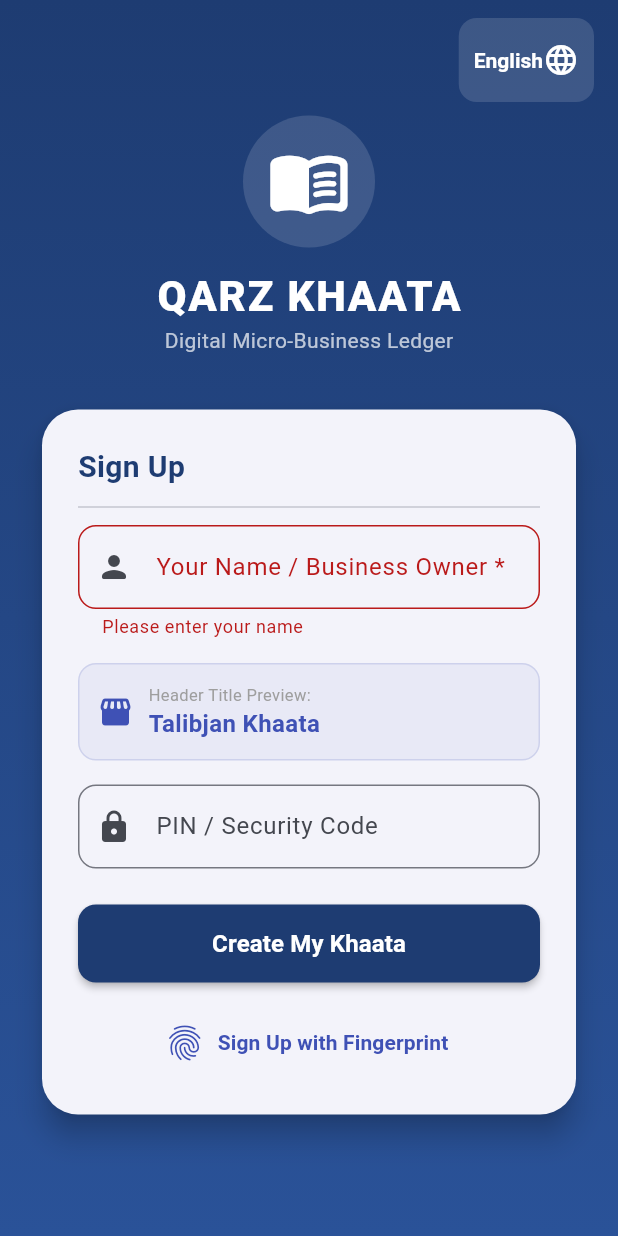
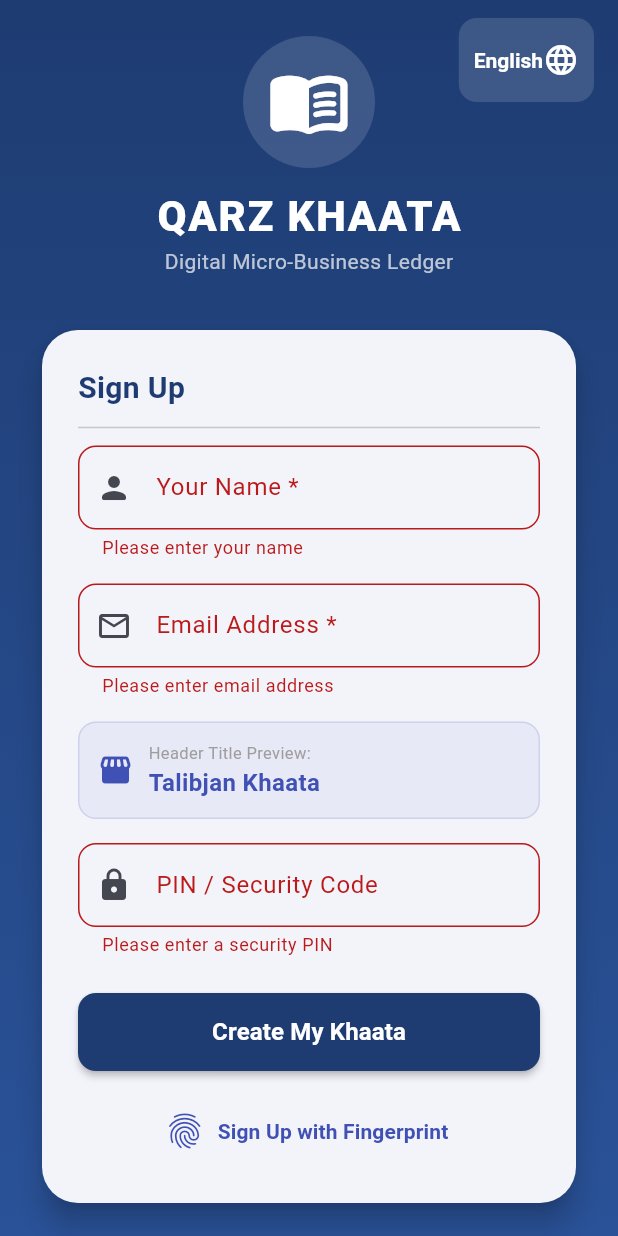
Before and after one commit to talibafridi97-source/QarzKhaataApp, a Flutter app: the screen it shows after launch, after a tap on "Create My Khaata", on a phone screen of 412 x 824 dp. Run offline on Flutter 3.47's test engine with Material 3 defaults, Android fonts, the light colour scheme and no system bars; our stand-ins replace local_auth, shared_preferences, sqflite_common_ffi, sqflite_common_ffi_web; accounts and stored records are empty.

Commit message:
Add Email field to Signup screen alongside Name and PIN with validation

```diff
--- a/lib/providers/khaata_provider.dart
+++ b/lib/providers/khaata_provider.dart
@@ -12,12 +12,14 @@ class KhaataProvider extends ChangeNotifier {
 
   static const String _prefIsLoggedInKey = 'is_logged_in';
   static const String _prefUserNameKey = 'user_name';
+  static const String _prefUserEmailKey = 'user_email';
   static const String _prefUserPinKey = 'user_pin';
   static const String _prefBusinessNameKey = 'business_name';
   static const String _prefLocaleKey = 'app_locale';
 
   bool _isLoggedIn = false;
   String _userName = '';
+  String _userEmail = '';
   String _userPin = '';
   String _businessName = 'My Business Khata';
   String _locale = 'en'; // 'en', 'ur', 'ps', 'ar'
@@ -34,6 +36,7 @@ class KhaataProvider extends ChangeNotifier {
   // Getters
   bool get isLoggedIn => _isLoggedIn;
   String get userName => _userName;
+  String get userEmail => _userEmail;
   String get userPin => _userPin;
   bool get hasAccount => _userName.isNotEmpty;
   String get locale => _locale;
@@ -79,6 +82,7 @@ class KhaataProvider extends ChangeNotifier {
       final prefs = await SharedPreferences.getInstance();
       _isLoggedIn = prefs.getBool(_prefIsLoggedInKey) ?? false;
       _userName = prefs.getString(_prefUserNameKey) ?? '';
+      _userEmail = prefs.getString(_prefUserEmailKey) ?? '';
       _userPin = prefs.getString(_prefUserPinKey) ?? '';
       _businessName = prefs.getString(_prefBusinessNameKey) ??
           (_userName.isNotEmpty ? '$_userName Khaata' : 'My Business Khata');
@@ -130,8 +134,8 @@ class KhaataProvider extends ChangeNotifier {
     return false;
   }
 
-  /// Sign Up a new user and automatically set Business Title as "[Name] Khaata"
-  Future<bool> signUp({required String name, required String pin}) async {
+  /// Sign Up a new user with name, email, pin and automatically set Business Title as "[Name] Khaata"
+  Future<bool> signUp({required String name, required String email, required String pin}) async {
     final trimmedName = name.trim();
     if (trimmedName.isEmpty) return false;
 
@@ -140,6 +144,7 @@ class KhaataProvider extends ChangeNotifier {
         : '$trimmedName Khaata';
 
     _userName = trimmedName;
+    _userEmail = email.trim();
     _userPin = pin.trim();
     _businessName = formattedBusinessName;
     _isLoggedIn = true;
@@ -149,6 +154,7 @@ class KhaataProvider extends ChangeNotifier {
     try {
       final prefs = await SharedPreferences.getInstance();
       await prefs.setString(_prefUserNameKey, _userName);
+      await prefs.setString(_prefUserEmailKey, _userEmail);
       await prefs.setString(_prefUserPinKey, _userPin);
       await prefs.setString(_prefBusinessNameKey, _businessName);
       await prefs.setBool(_prefIsLoggedInKey, true);
--- a/lib/screens/auth_screen.dart
+++ b/lib/screens/auth_screen.dart
@@ -3,7 +3,7 @@ import 'package:provider/provider.dart';
 import '../l10n/app_localizations.dart';
 import '../providers/khaata_provider.dart';
 
-/// Screen for User Onboarding, Sign Up, Login, Biometric Unlock, and Multi-Language support.
+/// Screen for User Onboarding, Sign Up (Name, Email, PIN), Login, Biometric Unlock, and Multi-Language support.
 class AuthScreen extends StatefulWidget {
   const AuthScreen({super.key});
 
@@ -14,6 +14,7 @@ class AuthScreen extends StatefulWidget {
 class _AuthScreenState extends State<AuthScreen> {
   final _formKey = GlobalKey<FormState>();
   final _nameController = TextEditingController();
+  final _emailController = TextEditingController();
   final _pinController = TextEditingController();
 
   bool _isSignUpMode = true;
@@ -26,12 +27,14 @@ class _AuthScreenState extends State<AuthScreen> {
     if (provider.hasAccount) {
       _isSignUpMode = false;
       _nameController.text = provider.userName;
+      _emailController.text = provider.userEmail;
     }
   }
 
   @override
   void dispose() {
     _nameController.dispose();
+    _emailController.dispose();
     _pinController.dispose();
     super.dispose();
   }
@@ -44,6 +47,7 @@ class _AuthScreenState extends State<AuthScreen> {
     if (_isSignUpMode) {
       final success = await provider.signUp(
         name: _nameController.text,
+        email: _emailController.text,
         pin: _pinController.text,
       );
       if (success && mounted) {
@@ -77,7 +81,6 @@ class _AuthScreenState extends State<AuthScreen> {
   void _tryBiometric() async {
     final provider = context.read<KhaataProvider>();
 
-    // If in signup mode, ensure name is entered first
     if (_isSignUpMode && _nameController.text.trim().isEmpty) {
       ScaffoldMessenger.of(context).showSnackBar(
         const SnackBar(
@@ -94,6 +97,7 @@ class _AuthScreenState extends State<AuthScreen> {
       if (_isSignUpMode) {
         await provider.signUp(
           name: _nameController.text,
+          email: _emailController.text,
           pin: _pinController.text,
         );
         if (!mounted) return;
@@ -247,13 +251,13 @@ class _AuthScreenState extends State<AuthScreen> {
                                 ),
                                 const Divider(height: 24),
 
-                                // Sign Up Name Field
+                                // Sign Up Fields (Name, Email, PIN)
                                 if (_isSignUpMode) ...[
                                   TextFormField(
                                     controller: _nameController,
                                     textCapitalization: TextCapitalization.words,
                                     decoration: InputDecoration(
-                                      labelText: 'Your Name / Business Owner *',
+                                      labelText: 'Your Name *',
                                       hintText: 'e.g. Talibjan',
                                       prefixIcon: const Icon(Icons.person_rounded),
                                       border: OutlineInputBorder(
@@ -268,6 +272,30 @@ class _AuthScreenState extends State<AuthScreen> {
                                     validator: (v) {
                                       if (v == null || v.trim().isEmpty) {
                                         return 'Please enter your name';
+                                      }
+                                      return null;
+                                    },
+                                  ),
+                                  const SizedBox(height: 16),
+
+                                  // Email Field
+                                  TextFormField(
+                                    controller: _emailController,
+                                    keyboardType: TextInputType.emailAddress,
+                                    decoration: InputDecoration(
+                                      labelText: 'Email Address *',
+                                      hintText: 'e.g. talibjan@gmail.com',
+                                      prefixIcon: const Icon(Icons.email_outlined),
+                                      border: OutlineInputBorder(
+                                        borderRadius: BorderRadius.circular(12),
+                                      ),
+                                    ),
+                                    validator: (v) {
+                                      if (v == null || v.trim().isEmpty) {
+                                        return 'Please enter email address';
+                                      }
+                                      if (!v.contains('@') || !v.contains('.')) {
+                                        return 'Please enter a valid email address';
                                       }
                                       return null;
                                     },
@@ -357,6 +385,12 @@ class _AuthScreenState extends State<AuthScreen> {
                                       borderRadius: BorderRadius.circular(12),
                                     ),
                                   ),
+                                  validator: (v) {
+                                    if (_isSignUpMode && (v == null || v.trim().isEmpty)) {
+                                      return 'Please enter a security PIN';
+                                    }
+                                    return null;
+                                  },
                                 ),
                                 const SizedBox(height: 24),
 
@@ -386,7 +420,7 @@ class _AuthScreenState extends State<AuthScreen> {
                                   ),
                                 ),
 
-                                // Biometric Fingerprint Button (Available on both Login & Signup)
+                                // Biometric Fingerprint Button
                                 const SizedBox(height: 16),
                                 Center(
                                   child: TextButton.icon(
```
